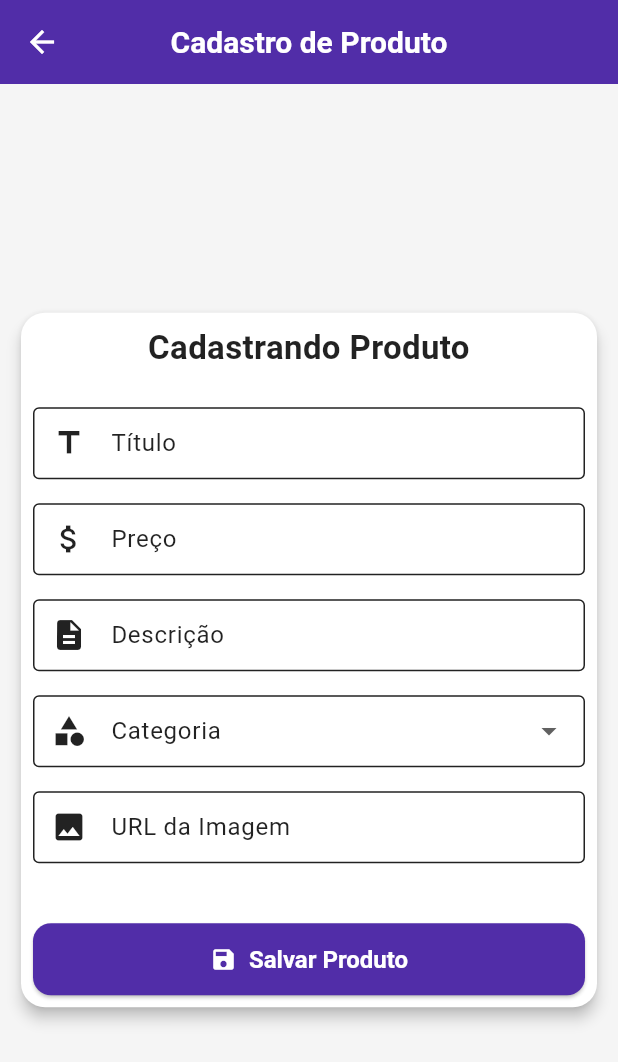
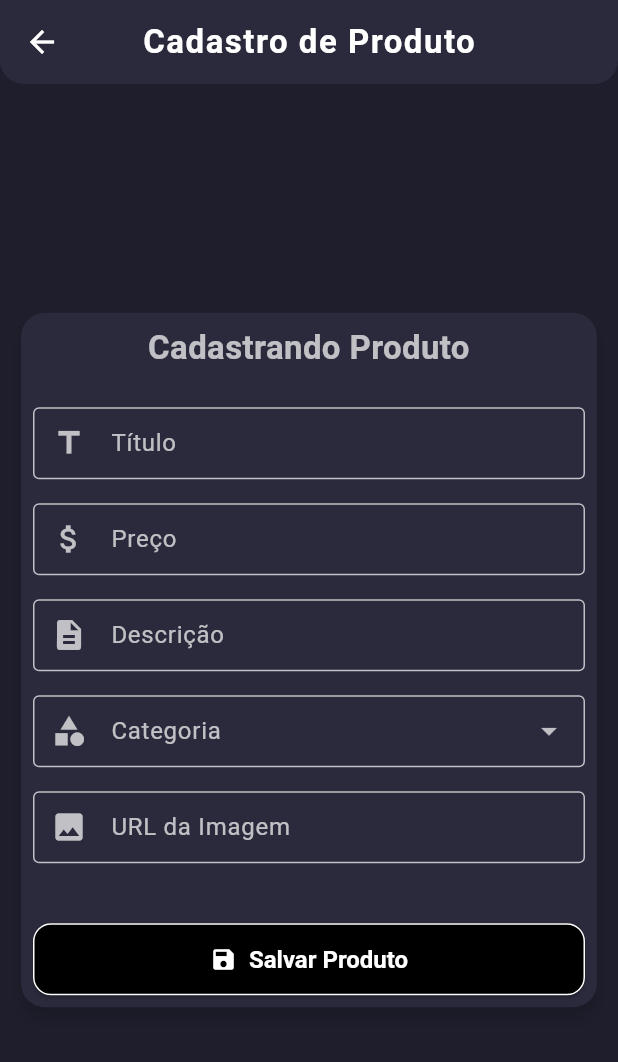
Before and after one commit to rrs-system-technology/cadastro_produto_api, a Flutter app: the ProductFormPage screen opened directly, on a phone screen of 412 x 824 dp. Shown: the top 1062 px of the screen. Run offline on Flutter 3.47's test engine with Material 3 defaults, Android fonts, the phone set to English and light mode, and no system bars; our stand-ins replace get; network calls fail.

Commit message:
Ajustes finais do cadastro

```diff
--- a/lib/common/theme_controller.dart
+++ b/lib/common/theme_controller.dart
@@ -7,7 +7,7 @@ class ThemeController extends GetxController {
   @override
   void onInit() {
     super.onInit();
-    themeMode.value = ThemeMode.light;
+    themeMode.value = ThemeMode.dark;
   }
 
   void toggleTheme() {
--- a/lib/views/product_form_page.dart
+++ b/lib/views/product_form_page.dart
@@ -2,6 +2,8 @@ import 'package:crud_flutter_api/controllers/product_controller.dart';
 import 'package:crud_flutter_api/models/product.dart';
 import 'package:flutter/material.dart';
 import 'package:get/get.dart';
+
+import '../common/theme_controller.dart';
 
 class ProductFormPage extends StatelessWidget {
   final Product? product;
@@ -9,6 +11,7 @@ class ProductFormPage extends StatelessWidget {
 
   final _formKey = GlobalKey<FormState>();
   final ProductController controller = Get.find();
+  final themeMode = Get.find<ThemeController>().themeMode;
 
   final RxString title = ''.obs;
   final RxString price = ''.obs;
@@ -50,11 +53,21 @@ class ProductFormPage extends StatelessWidget {
       selectedCategory.value = product!.category;
       imageUrl.value = product!.image;
     }
-
+    //
     return Scaffold(
       appBar: AppBar(
         title: const Text('Cadastro de Produto'),
         centerTitle: true,
+        leading: IconButton(
+          icon: const Icon(
+            Icons.arrow_back,
+            color: Colors.white,
+          ),
+          tooltip: 'Voltar',
+          onPressed: () {
+            Get.back(); // 🔙 Volta para a tela anterior usando GetX
+          },
+        ),
       ),
       body: Center(
         child: SingleChildScrollView(
@@ -175,13 +188,31 @@ class ProductFormPage extends StatelessWidget {
                         SizedBox(
                           height: 48,
                           child: ElevatedButton.icon(
-                            icon: Icon(product == null ? Icons.save : Icons.save_as),
-                            label: Text(product == null ? 'Salvar Produto' : 'Atualizar Produto'),
+                            icon: Icon(
+                              product == null ? Icons.save : Icons.save_as,
+                              color: themeMode.value == ThemeMode.dark
+                                  ? Colors.white
+                                  : const Color(0xFF512DA8),
+                            ),
+                            label: Text(
+                              product == null ? 'Salvar Produto' : 'Atualizar Produto',
+                              style: TextStyle(
+                                color: themeMode.value == ThemeMode.dark
+                                    ? Colors.white
+                                    : const Color(0xFF512DA8),
+                              ),
+                            ),
                             onPressed: _save,
                             style: ElevatedButton.styleFrom(
+                              backgroundColor:
+                                  themeMode.value == ThemeMode.dark ? Colors.black : Colors.white,
                               shape: RoundedRectangleBorder(
-                                borderRadius: BorderRadius.circular(12),
-                              ),
+                                  borderRadius: BorderRadius.circular(12),
+                                  side: BorderSide(
+                                    color: themeMode.value == ThemeMode.dark
+                                        ? Colors.white
+                                        : const Color(0xFF512DA8),
+                                  )),
                             ),
                           ),
                         ),
--- a/lib/views/widgets/custom_dropdown.dart
+++ b/lib/views/widgets/custom_dropdown.dart
@@ -1,4 +1,7 @@
 import 'package:flutter/material.dart';
+import 'package:get/get.dart';
+
+import '../../common/theme_controller.dart';
 
 class CustomDropdown extends StatelessWidget {
   final String label;
@@ -20,6 +23,7 @@ class CustomDropdown extends StatelessWidget {
   Widget build(BuildContext context) {
     final colorScheme = Theme.of(context).colorScheme;
     final textTheme = Theme.of(context).textTheme;
+    final themeMode = Get.find<ThemeController>().themeMode;
 
     return DropdownButtonFormField<String>(
       value: value != '' ? value : null,
@@ -42,7 +46,7 @@ class CustomDropdown extends StatelessWidget {
       isExpanded: true,
       icon: Icon(
         Icons.arrow_drop_down,
-        color: colorScheme.primary,
+        color: themeMode.value == ThemeMode.dark ? Colors.white : Colors.black,
       ),
       dropdownColor: colorScheme.surface,
       style: textTheme.bodyMedium?.copyWith(
```
Also changed, not shown: lib/main.dart (+68 -92 lines), lib/views/product_list_page.dart (+38 -12 lines).
